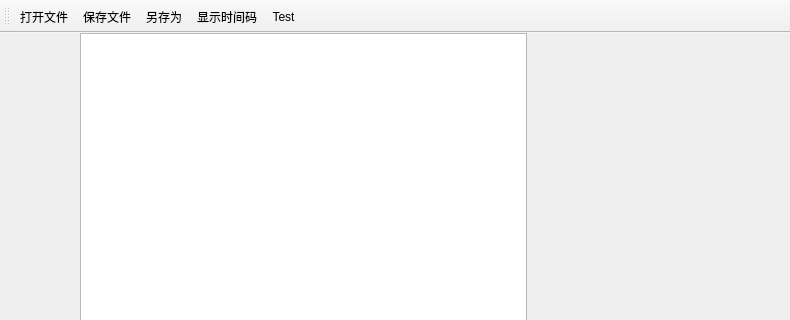
Old version of the form PaciMainWindow/pacimainwindow.ui in the repository LambdaXIII/PaciQt; both pictures show x 0 to 790 and y 0 to 320 of the 790 by 473 pixel window.
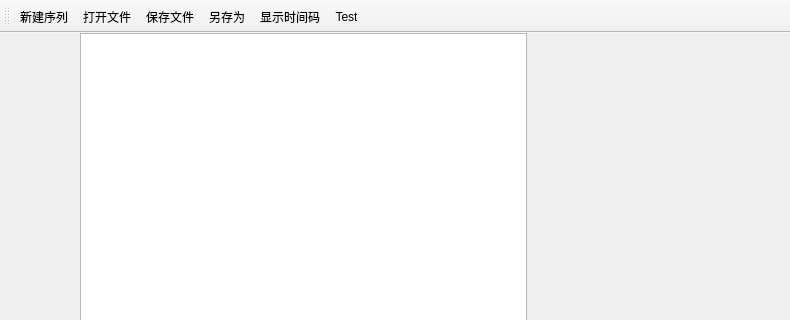
New version of the form. Custom widgets are drawn as their Qt base class.

Commit message: add create action

The edit to the form file:
```diff
--- a/PaciMainWindow/pacimainwindow.ui
+++ b/PaciMainWindow/pacimainwindow.ui
@@ -85,6 +85,7 @@
    <attribute name="toolBarBreak">
     <bool>false</bool>
    </attribute>
+   <addaction name="actionCreate"/>
    <addaction name="actionOpen"/>
    <addaction name="actionSave"/>
    <addaction name="actionSaveAs"/>
@@ -119,6 +120,11 @@
     <string>另存为</string>
    </property>
   </action>
+  <action name="actionCreate">
+   <property name="text">
+    <string>新建序列</string>
+   </property>
+  </action>
  </widget>
  <layoutdefault spacing="6" margin="11"/>
  <customwidgets>
```
The commit also changes 1 other file.
